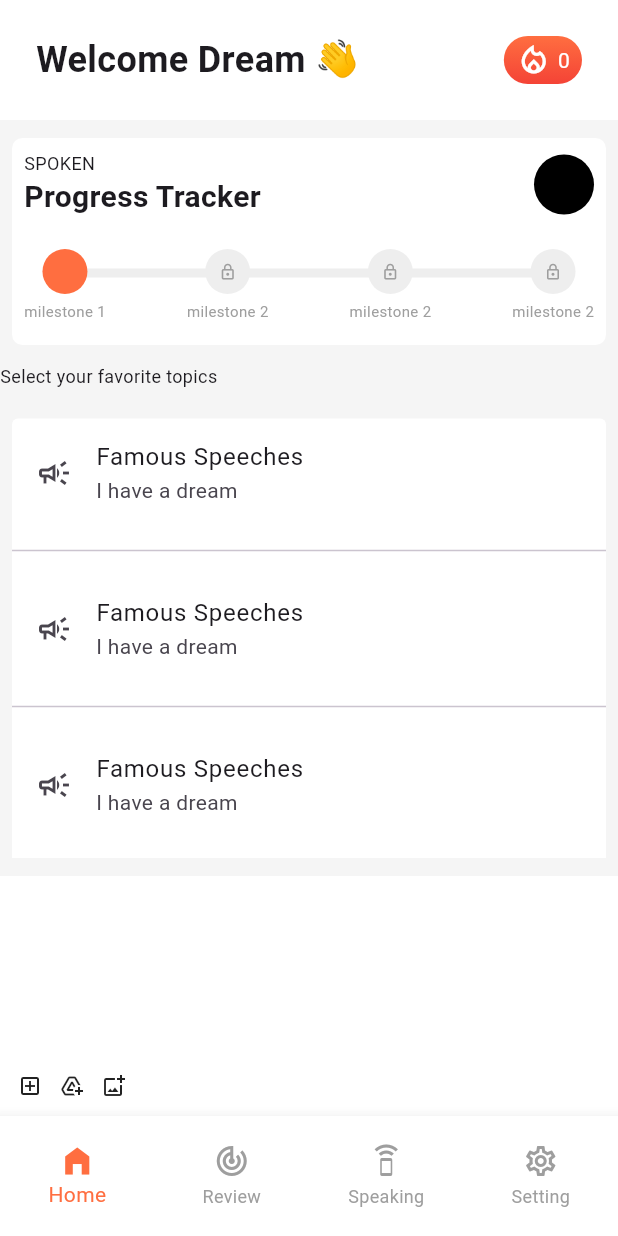
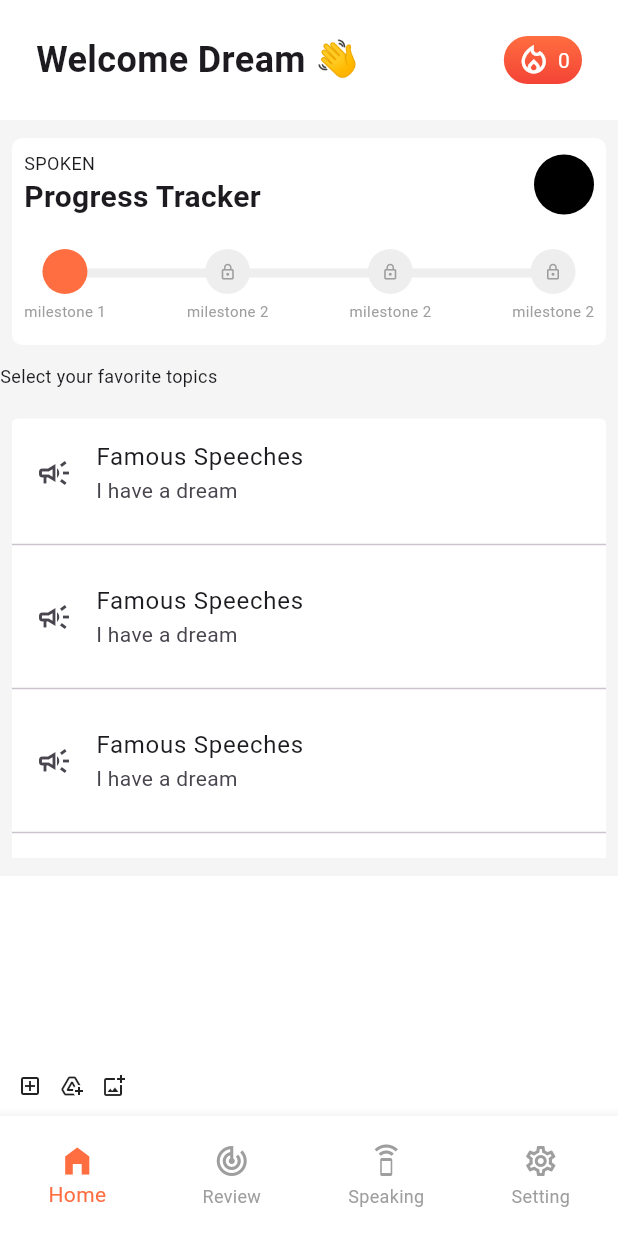
Before and after one commit to JAICHANGPARK/flutter_notebook_chapter_42, a Flutter app: the LanguageLearningHomePage screen opened directly, on a phone screen of 412 x 824 dp. Run offline on Flutter 3.47's test engine with Material 3 defaults, Android fonts, the phone set to English and light mode, and no system bars; our stand-ins replace date_picker_timeline, gap, hugeicons.

Commit message:
Update lla_home_page.dart

```diff
--- a/lib/ep2148_language_learning_app/views/lla_home_page.dart
+++ b/lib/ep2148_language_learning_app/views/lla_home_page.dart
@@ -271,19 +271,25 @@ class _LanguageLearningHomePageState extends State<LanguageLearningHomePage> {
                               subtitle: Text("I have a dream"),
                               leading: Icon(Icons.campaign_outlined),
                             ),
-                            Divider(),
+                            Divider(
+                              height: 8,
+                            ),
                             ListTile(
                               title: Text("Famous Speeches"),
                               subtitle: Text("I have a dream"),
                               leading: Icon(Icons.campaign_outlined),
                             ),
-                            Divider(),
+                            Divider(
+                              height: 8,
+                            ),
                             ListTile(
                               title: Text("Famous Speeches"),
                               subtitle: Text("I have a dream"),
                               leading: Icon(Icons.campaign_outlined),
                             ),
-                            Divider(),
+                            Divider(
+                              height: 8,
+                            ),
                             ListTile(
                               title: Text("Famous Speeches"),
                               subtitle: Text("I have a dream"),
```
